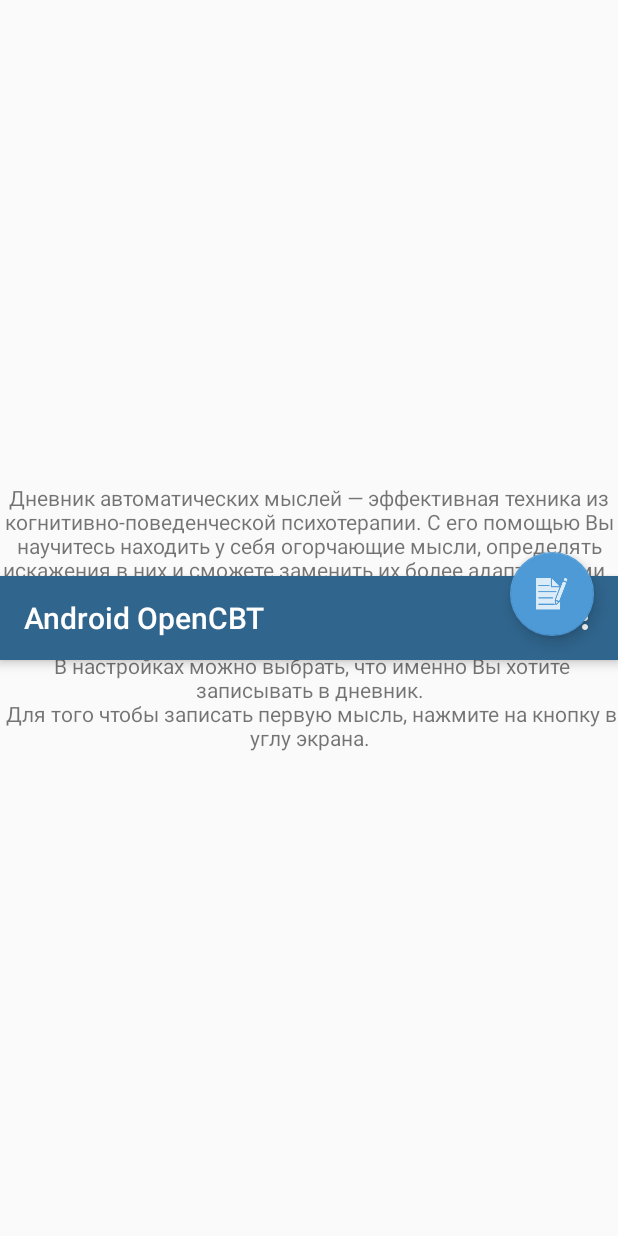
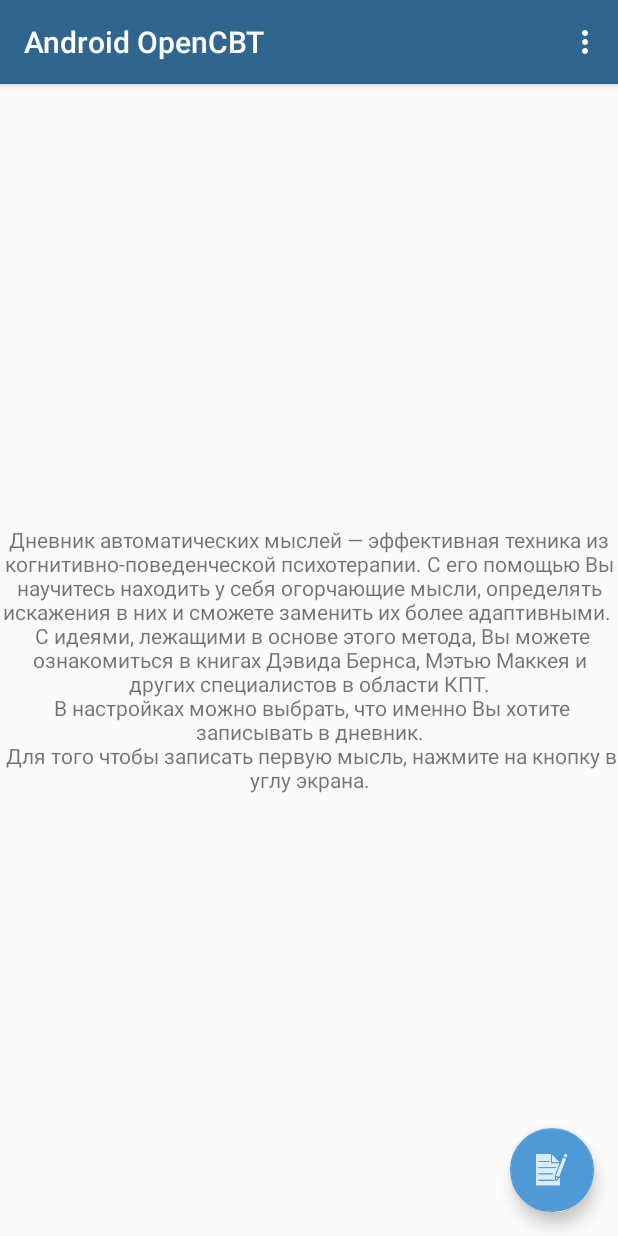
Before and after one commit to va-utils/opencbt, an Android app: the screen it shows after launch (MainActivity), on a phone screen of 412 x 824 dp. Run offline under Robolectric (Android 15) with nearby library versions, the phone set to English and light mode, and no system bars; our stand-ins replace Room's generated code, navigation-ui.

Commit message:
Fix toolbar and floatbutton

```diff
--- a/app/src/main/java/com/vva/androidopencbt/recordslist/RvFragment.kt
+++ b/app/src/main/java/com/vva/androidopencbt/recordslist/RvFragment.kt
@@ -3,6 +3,7 @@ package com.vva.androidopencbt.recordslist
 import android.os.Bundle
 import android.util.Log
 import android.view.*
+import android.widget.LinearLayout
 import android.widget.TextView
 import androidx.appcompat.widget.Toolbar
 import androidx.constraintlayout.widget.ConstraintLayout
@@ -24,7 +25,7 @@ import java.lang.IllegalStateException
 
 class RvFragment: Fragment() {
     private val viewModel: RecordsViewModel by activityViewModels()
-    private lateinit var ll: ConstraintLayout
+    private lateinit var ll: LinearLayout
     private lateinit var rv: RecyclerView
     private lateinit var dataAdapter: RecordsAdapter
     private lateinit var welcomeTv: TextView
@@ -42,7 +43,7 @@ class RvFragment: Fragment() {
     }
 
     override fun onCreateView(inflater: LayoutInflater, container: ViewGroup?, savedInstanceState: Bundle?): View? {
-        ll = inflater.inflate(R.layout.rv_layout, container, false) as ConstraintLayout
+        ll = inflater.inflate(R.layout.rv_layout, container, false) as LinearLayout
         rv = ll.findViewById(R.id.rv)
         welcomeTv = ll.findViewById(R.id.welcomeTextView)
 
--- a/app/src/main/res/layout/rv_layout.xml
+++ b/app/src/main/res/layout/rv_layout.xml
@@ -1,10 +1,10 @@
 <?xml version="1.0" encoding="utf-8"?>
-<androidx.constraintlayout.widget.ConstraintLayout xmlns:android="http://schemas.android.com/apk/res/android"
+<LinearLayout xmlns:android="http://schemas.android.com/apk/res/android"
     xmlns:tools="http://schemas.android.com/tools"
     xmlns:app="http://schemas.android.com/apk/res-auto"
-    android:layout_width="match_parent"
-    android:layout_height="match_parent">
-
+    android:orientation="vertical"
+    android:layout_height="match_parent"
+    android:layout_width="match_parent" >
     <com.google.android.material.appbar.AppBarLayout
         android:id="@+id/rv_appBar"
         android:layout_width="match_parent"
@@ -23,22 +23,23 @@
             app:popupTheme="@style/AppTheme.PopupOverlay"
             app:menu="@menu/menu_main"/>
     </com.google.android.material.appbar.AppBarLayout>
+    <androidx.constraintlayout.widget.ConstraintLayout
+        android:layout_width="match_parent"
+        android:layout_height="match_parent">
 
         <androidx.recyclerview.widget.RecyclerView
             android:id="@+id/rv"
             android:layout_width="match_parent"
             android:layout_height="0dp"
+            android:paddingStart="5dp"
             android:paddingEnd="5dp"
-        android:paddingStart="5dp"
-        app:layout_constraintTop_toBottomOf="@id/rv_appBar"
+            app:layoutManager="androidx.recyclerview.widget.LinearLayoutManager"
             app:layout_constraintBottom_toBottomOf="parent"
             app:layout_constraintEnd_toEndOf="parent"
             app:layout_constraintStart_toStartOf="parent"
-        tools:layout_editor_absoluteX="1dp"
-        tools:layout_editor_absoluteY="1dp"
-        app:layoutManager="androidx.recyclerview.widget.LinearLayoutManager"
+            app:layout_constraintTop_toTopOf="parent"
             tools:listitem="@layout/list_item"
-        tools:visibility="gone"/>
+            tools:visibility="visible" />
 
         <TextView
             android:id="@+id/welcomeTextView"
@@ -63,8 +64,10 @@
             android:layout_marginEnd="32dp"
             android:layout_marginBottom="32dp"
             android:onClick="addNewRecord"
-        app:layout_constraintBottom_toBottomOf="@+id/rv"
+            app:layout_constraintBottom_toBottomOf="parent"
             app:layout_constraintEnd_toEndOf="parent"
-        app:srcCompat="@drawable/ic_action_name" />
+            app:srcCompat="@drawable/ic_action_name"
+            android:contentDescription="@string/add_new_record" />
 
     </androidx.constraintlayout.widget.ConstraintLayout>
+</LinearLayout>
--- a/app/src/main/res/values/strings.xml
+++ b/app/src/main/res/values/strings.xml
@@ -139,4 +139,5 @@
 
 
     <string name="stat_intesity">Средний уровень дискомфорта: %1$f</string>
+    <string name="add_new_record">Add new record</string>
 </resources>
```
Lines whose indentation alone changed are shown as unchanged.
